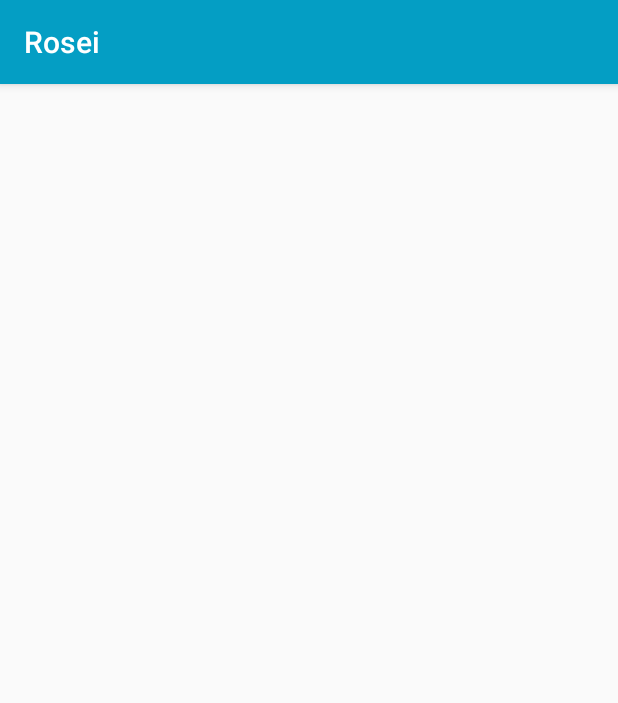
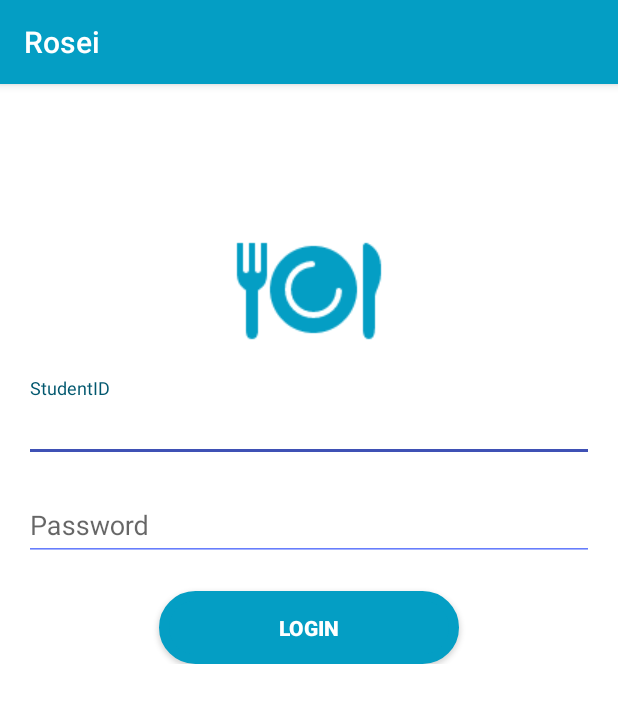
Before and after one commit to anmol2805/Rosei, an Android app: the screen it shows after launch (LoginActivity), on a phone screen of 412 x 824 dp. Shown: the top 703 px of the screen. Run offline under Robolectric (Android 15) with nearby library versions, the phone set to English and light mode, and no system bars; our stand-ins replace CircleImageView, Firebase (no records; nobody signed in at launch, a user with empty details on screens opened directly); pictures from the network do not load.

Commit message:
login screen

```diff
--- a/app/build.gradle
+++ b/app/build.gradle
@@ -25,6 +25,7 @@ dependencies {
         exclude group: 'com.android.support', module: 'support-annotations'
     })
     compile 'com.android.support:appcompat-v7:26.+'
+    compile 'com.android.support:design:26.+'
     compile 'com.android.support.constraint:constraint-layout:1.0.2'
     compile 'com.google.firebase:firebase-core:10.0.1'
     compile 'com.google.firebase:firebase-messaging:10.0.1'
--- a/app/src/main/AndroidManifest.xml
+++ b/app/src/main/AndroidManifest.xml
@@ -3,6 +3,7 @@
     package="com.anmol.rosei">
 
     <application
+        android:name=".FireApp"
         android:allowBackup="true"
         android:icon="@mipmap/ic_launcher"
         android:label="@string/app_name"
--- /dev/null
+++ b/app/src/main/java/com/anmol/rosei/FireApp.java
@@ -0,0 +1,20 @@
+package com.anmol.rosei;
+
+import android.app.Application;
+
+import com.google.firebase.FirebaseApp;
+import com.google.firebase.database.FirebaseDatabase;
+
+/**
+ * Created by anmol on 2017-07-19.
+ */
+
+public class FireApp extends Application {
+    @Override
+    public void onCreate() {
+        super.onCreate();
+        if(!FirebaseApp.getApps(this).isEmpty()){
+            FirebaseDatabase.getInstance().setPersistenceEnabled(true);
+        }
+    }
+}
--- a/app/src/main/java/com/anmol/rosei/SplashActivity.java
+++ b/app/src/main/java/com/anmol/rosei/SplashActivity.java
@@ -29,9 +29,9 @@ public class SplashActivity extends AppCompatActivity {
     ProgressBar progressBar;
 
     int key;
-    FirebaseAuth auth;
+    FirebaseAuth auth = FirebaseAuth.getInstance();
     String uid,pwd,urlid,uidu;
-    DatabaseReference databaseReference = FirebaseDatabase.getInstance().getReference().child("students").child(auth.getCurrentUser().getUid());
+    DatabaseReference databaseReference;
     CircleImageView sanmol,sankit;
 
     @Override
@@ -51,6 +51,7 @@ public class SplashActivity extends AppCompatActivity {
 //            startService(intent);
 //            mdatabase = FirebaseDatabase.getInstance().getReference().child("Notice");
 //            final DatabaseReference databaseReference = FirebaseDatabase.getInstance().getReference().child("Students").child(auth.getCurrentUser().getUid()).child("hibiscus");
+            databaseReference = FirebaseDatabase.getInstance().getReference().child("students").child(auth.getCurrentUser().getUid());
             progressBar = (ProgressBar)findViewById(R.id.load);
             progressBar.setVisibility(View.VISIBLE);
 
--- /dev/null
+++ b/app/src/main/res/drawable/round_button.xml
@@ -0,0 +1,7 @@
+<?xml version="1.0" encoding="utf-8"?>
+<shape xmlns:android="http://schemas.android.com/apk/res/android">
+    <solid android:color="@color/colorPrimary" />
+    <padding android:left="15dp" android:top="15dp" android:right="15dp" android:bottom="15dp" />
+    <corners android:radius="4000dp" />
+    <stroke android:width="10px" android:color="@color/colorPrimary" />
+</shape>
--- a/app/src/main/res/layout/activity_login.xml
+++ b/app/src/main/res/layout/activity_login.xml
@@ -1,9 +1,105 @@
 <?xml version="1.0" encoding="utf-8"?>
-<android.support.constraint.ConstraintLayout xmlns:android="http://schemas.android.com/apk/res/android"
+
+<RelativeLayout xmlns:android="http://schemas.android.com/apk/res/android"
     xmlns:app="http://schemas.android.com/apk/res-auto"
     xmlns:tools="http://schemas.android.com/tools"
     android:layout_width="match_parent"
     android:layout_height="match_parent"
-    tools:context="com.anmol.rosei.LoginActivity">
+    android:fitsSystemWindows="true"
+    tools:context="com.anmol.rosei.LoginActivity"
+    android:background="#fff"
+    >
 
-</android.support.constraint.ConstraintLayout>
+    <LinearLayout
+        android:layout_width="match_parent"
+        android:layout_height="wrap_content"
+
+        android:layout_alignParentTop="true"
+        android:layout_centerHorizontal="true"
+        android:gravity="center"
+        android:orientation="vertical"
+        android:padding="@dimen/activity_horizontal_margin">
+
+
+        <ProgressBar
+            android:id="@+id/progressBar"
+            android:layout_width="match_parent"
+            android:layout_height="30dp"
+            android:layout_gravity="center|bottom"
+            android:layout_marginBottom="20dp"
+            android:layout_marginTop="20dp"
+            android:visibility="invisible" />
+
+        <ImageView
+            android:id="@+id/imageView4"
+            android:layout_width="wrap_content"
+            android:layout_height="wrap_content"
+            app:srcCompat="@drawable/rosei"
+
+            />
+
+        <android.support.design.widget.TextInputLayout
+            android:layout_width="match_parent"
+            android:layout_height="wrap_content"
+            android:layout_marginTop="10dp">
+
+            <EditText
+                android:id="@+id/email"
+                android:layout_width="match_parent"
+                android:layout_height="wrap_content"
+                android:layout_marginBottom="10dp"
+                android:hint="StudentID"
+                android:inputType="textEmailAddress"
+                android:textAlignment="center"
+                android:textColor="#000"
+                android:textColorHint="@color/colorPrimary"
+                android:theme="@style/MyEditTextTheme"
+
+                />
+        </android.support.design.widget.TextInputLayout>
+
+        <android.support.design.widget.TextInputLayout
+            android:layout_width="match_parent"
+            android:layout_height="wrap_content">
+
+            <EditText
+                android:id="@+id/password"
+                android:layout_width="fill_parent"
+                android:layout_height="wrap_content"
+                android:layout_marginBottom="10dp"
+                android:hint="Password"
+                android:inputType="textPassword"
+                android:textAlignment="center"
+                android:textColor="#000"
+                android:textColorHint="@color/colorPrimary"
+                android:theme="@style/MyEditTextTheme" />
+        </android.support.design.widget.TextInputLayout>
+
+        <!-- Login Button -->
+
+        <Button
+            android:id="@+id/btn_login"
+            android:layout_width="200dp"
+            android:layout_height="wrap_content"
+            android:layout_marginTop="10dip"
+            android:background="@drawable/round_button"
+            android:text="Login"
+            android:textColor="#fff"
+            android:textStyle="bold" />
+
+        <Button
+            android:id="@+id/google_sign_in"
+            android:layout_width="fill_parent"
+            android:layout_height="wrap_content"
+            android:layout_marginTop="20dp"
+            android:background="@drawable/common_google_signin_btn_icon_dark_normal"
+            android:textAppearance="@style/TextAppearance.AppCompat"
+            android:visibility="gone" />
+
+
+
+        <!-- Link to Login Screen -->
+
+    </LinearLayout>
+
+</RelativeLayout>
--- /dev/null
+++ b/app/src/main/res/values/dimens.xml
@@ -0,0 +1,10 @@
+<?xml version="1.0" encoding="utf-8"?>
+<resources>
+    <!-- Default screen margins, per the Android Design guidelines. -->
+    <dimen name="activity_horizontal_margin">16dp</dimen>
+    <dimen name="activity_vertical_margin">16dp</dimen>
+    <dimen name="fab_margin">16dp</dimen>
+    <dimen name="logo_w_h">100dp</dimen>
+    <dimen name="nav_header_vertical_spacing">16dp</dimen>
+    <dimen name="nav_header_height">200dp</dimen>
+</resources>
--- a/app/src/main/res/values/styles.xml
+++ b/app/src/main/res/values/styles.xml
@@ -7,5 +7,34 @@
         <item name="colorPrimaryDark">@color/colorPrimaryDark</item>
         <item name="colorAccent">@color/colorAccent</item>
     </style>
+    <style name="MyEditTextTheme">
+        <item name="colorControlNormal">#667dfc</item>
+        <item name="colorControlActivated">#3F51B5</item>
+        <item name="colorControlHighlight">#3f02a7</item>
+        <item name="android:textColorHint">#667dfc</item>
+    </style>
+    <style name="MyTextTheme">
+        <item name="colorControlNormal">#fff</item>
+        <item name="colorControlActivated">#fff</item>
+        <item name="colorControlHighlight">#fff</item>
+        <item name="android:textColorHint">#708090</item>
+    </style>
+    <style name="Theme.AppCompat.Light.NoActionBar.FullScreen" parent="@style/Theme.AppCompat.Light">
+        <item name="windowNoTitle">true</item>
+        <item name="windowActionBar">false</item>
+        <item name="android:windowFullscreen">true</item>
+        <item name="android:windowContentOverlay">@null</item>
+    </style>
+
+    <style name="AppTheme.NoActionBar">
+        <item name="windowActionBar">false</item>
+        <item name="windowNoTitle">true</item>
+    </style>
+
+    <style name="AppTheme.AppBarOverlay" parent="ThemeOverlay.AppCompat.Dark.ActionBar" />
+
+    <style name="AppTheme.PopupOverlay" parent="ThemeOverlay.AppCompat.Light" />
+    <style name="Theme.AppCompat.NoActionBar" parent="Theme.AppCompat.NoActionBar"/>
+
 
 </resources>
```
Also changed, not shown: app/src/main/res/drawable/rosei.png (added).
